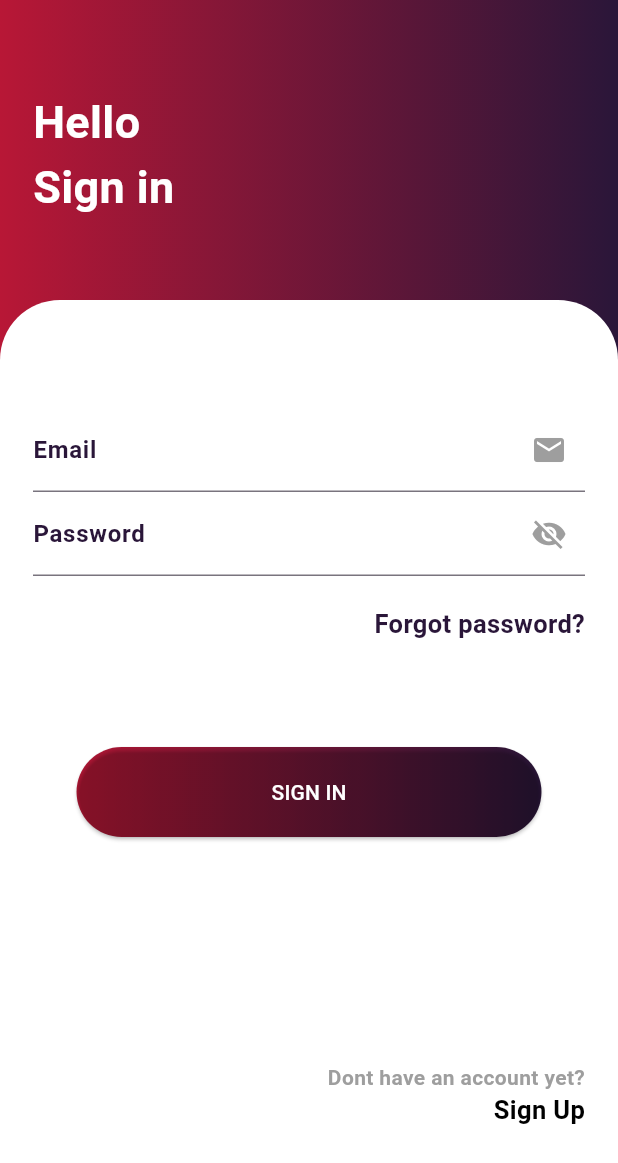
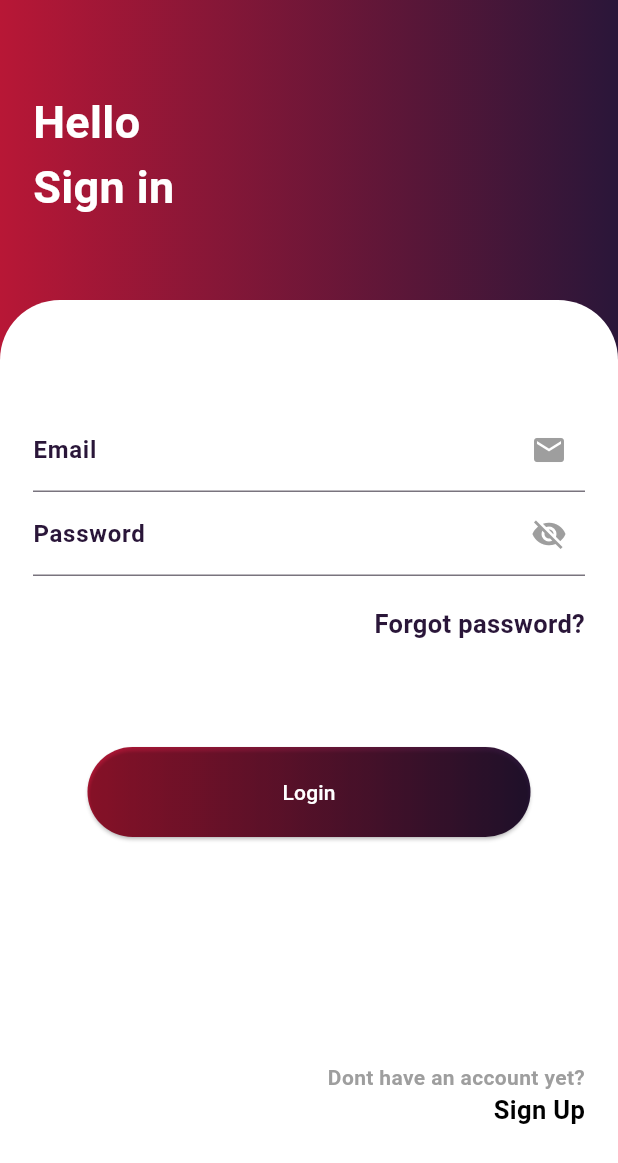
Before and after one commit to chikuthomas/Flutter-authentication-design-1, a Flutter app: the screen it shows after launch, after a tap on "SIGN IN", on a phone screen of 412 x 824 dp. Shown: the top 1163 px of the screen. Run offline on Flutter 3.47's test engine with Material 3 defaults, Android fonts, the light colour scheme and no system bars.

Commit message:
Inittial commit

```diff
--- a/lib/views/login_page.dart
+++ b/lib/views/login_page.dart
@@ -120,7 +120,7 @@ class _LoginPageState extends State<LoginPage> {
                                 horizontal: 130.0, vertical: 20),
                           ),
                           child: Text(
-                            'SIGN IN',
+                            'Login',
                             style: TextStyle(color: Colors.white),
                           ),
                         ),
--- a/lib/views/welcome_screen.dart
+++ b/lib/views/welcome_screen.dart
@@ -25,7 +25,10 @@ class _WelcomeScreenState extends State<WelcomeScreen> {
           children: [
             Padding(
               padding: const EdgeInsets.only(top: 118.0),
-              child: Image(image: AssetImage('assets/img/logo.png')),
+              child: Container(
+                width: 200,
+                child: Image(image: AssetImage('assets/img/logo.png')),
+              ),
             ),
             SizedBox(
               height: 100,
```
Also changed, not shown: lib/views/home_page.dart (+11 -1 lines), assets/img/logo.png.
